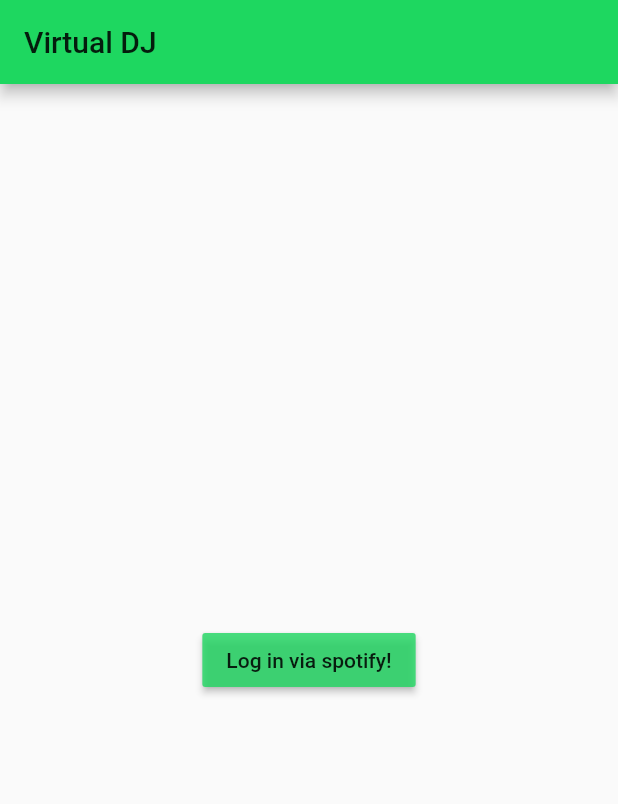
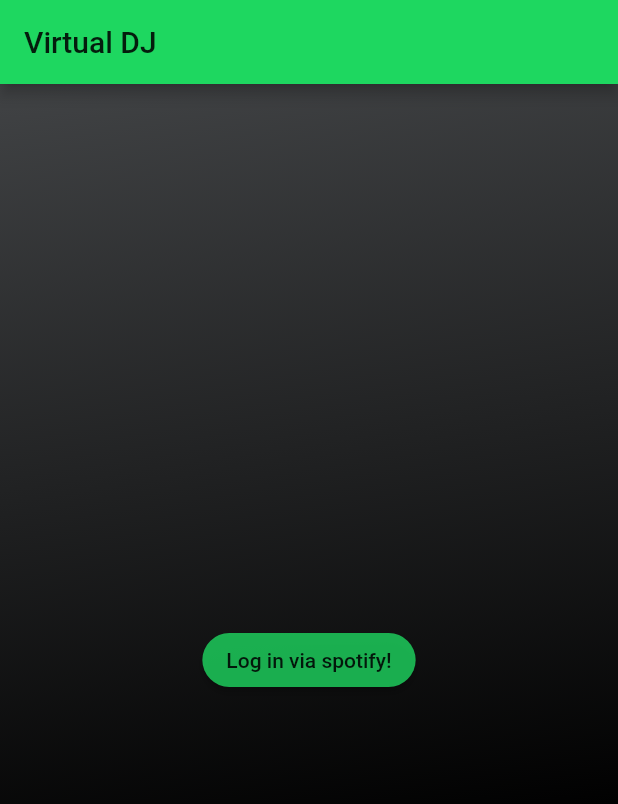
Before and after one commit to michaelwooll/spotify_queue, a Flutter app: the screen it shows after launch, on a phone screen of 412 x 824 dp. Shown: the top 804 px of the screen. Run offline on Flutter 3.47's test engine with Material 2 defaults, Android fonts, the phone set to English and light mode, and no system bars; our stand-ins replace cloud_firestore, random_string; missing offline and left inert: dart:ffi, flappy_search_bar, spotify_sdk; accounts and stored records are empty.

Commit message:
Styling changes

```diff
--- a/spotify_queue_flutter/lib/main.dart
+++ b/spotify_queue_flutter/lib/main.dart
@@ -65,6 +65,8 @@ class _MyHomePageState extends State<MyHomePage> {
   bool creatingRoom = false;
   bool error = false;
   bool created = false;
+  bool joinRoomError = false;
+  bool joinRoomInput = false;
   TextEditingController textController = new TextEditingController();
 
   _MyHomePageState(){
@@ -165,17 +167,28 @@ class _MyHomePageState extends State<MyHomePage> {
           RaisedButton(onPressed: (){
                   createRoom(context);
           },
-          child: Text("Create Room"),)
+          child: Text("Create Room"),
+           color: color[800],
+           shape: RoundedRectangleBorder(
+             borderRadius: new BorderRadius.circular(20.0)
+           ),
+          )
         );
-        children.add(TextField(
+        if(joinRoomInput){
+        children.add(
+          Container(
+            child:
+            TextField(
+              style: TextStyle(color: color[900]),
               controller: textController,
               decoration: InputDecoration(
+                enabledBorder: OutlineInputBorder(borderSide: BorderSide(color:color[900])),
+                labelStyle: TextStyle(color: color[900]),
                   border: OutlineInputBorder(),
                   labelText: 'Enter room key',
-            )
-        ));
-        children.add(
-          RaisedButton(onPressed: (){
+                  suffixIcon: IconButton(
+                    icon: Icon(Icons.arrow_forward),
+                    onPressed: (){
                       joinRoom(textController.text,authenticationToken).then((room){
                         if(room != null){
                           Navigator.of(context).pushReplacement(
@@ -188,10 +201,35 @@ class _MyHomePageState extends State<MyHomePage> {
                                     })
                                   );
                     }
+                  else{
+                    setState(() {
+                      joinRoomError = true;
+                  });
+                }
               });
               },
-          child: Text("Join Room"),)
+                  ),
+                )
+              ),
+              width: 300,
+          )
           );
+        }
+        else{
+        children.add(
+          RaisedButton(onPressed: (){
+            setState(() {
+              joinRoomInput = true;
+            });
+          },
+          child: Text("Join Room"),
+          shape: RoundedRectangleBorder(
+             borderRadius: new BorderRadius.circular(20.0)
+           ),
+          color: color[800]
+          )
+        );
+        }
       }
 
     }else{
@@ -200,20 +238,36 @@ class _MyHomePageState extends State<MyHomePage> {
           onPressed: connect,
           child:
             Text("Log in via spotify!"),
+                       shape: RoundedRectangleBorder(
+             borderRadius: new BorderRadius.circular(20.0)
+           ),
           color: color[700],)
       );
+    }
+
+    if(joinRoomError){
+      children.add(Center(child:Text("Error when joining room, check key and try again.", style: TextStyle(color: Colors.red))));
     }
     return Scaffold(
       appBar: AppBar(
         title: Text("Virtual DJ"),
       ),
       drawer: drawer,
-      body: Center(
+      body: Container(
+        decoration: BoxDecoration(
+          gradient: LinearGradient(
+            begin: Alignment.topLeft,
+            end: FractionalOffset(0.2, 0.7),
+            colors: [Color(0xFF414345),Color(0xFF000000)],
+          )
+        ),
+        child:Center(
           child: Column(
             mainAxisAlignment: MainAxisAlignment.center,
             children: children
           ),
         ),
+      )
     );
   }
 }
```
Lines whose indentation alone changed are shown as unchanged.
